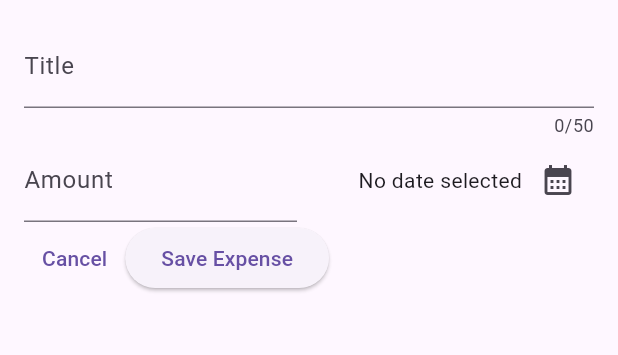
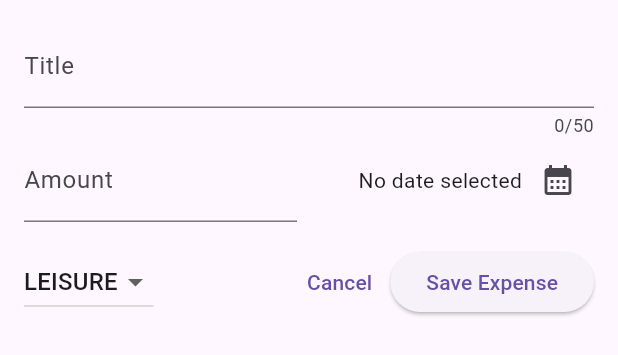
Before and after one commit to tyange/flutter_complete_expense_tracker, a Flutter app: the NewExpense widget shown alone on an empty page, opened directly, on a phone screen of 412 x 824 dp. Shown: the top 355 px of the screen. Run offline on Flutter 3.47's test engine with Material 2 defaults, Android fonts, the phone set to English and light mode, and no system bars.

Commit message:
added dropdown field

```diff
--- a/lib/widgets/new_expense.dart
+++ b/lib/widgets/new_expense.dart
@@ -1,4 +1,5 @@
 import 'package:flutter/material.dart';
+import 'package:flutter_complete_expense_tracker/models/expense.dart';
 import 'package:intl/intl.dart';
 
 final formatter = DateFormat.yMd();
@@ -16,6 +17,7 @@
   final _titleController = TextEditingController();
   final _amountController = TextEditingController();
   DateTime? _selectedDate;
+  Category _selectedCategory = Category.leisure;
 
   void _presentDatePicker() async {
     final now = DateTime.now();
@@ -86,8 +88,30 @@
                 )
               ],
             ),
+            const SizedBox(
+              height: 16,
+            ),
             Row(
               children: [
+                DropdownButton(
+                  value: _selectedCategory,
+                  items: Category.values
+                      .map((category) => DropdownMenuItem(
+                          value: category,
+                          child: Text(
+                            category.name.toUpperCase(),
+                          )))
+                      .toList(),
+                  onChanged: (value) {
+                    if (value == null) {
+                      return;
+                    }
+                    setState(() {
+                      _selectedCategory = value;
+                    });
+                  },
+                ),
+                const Spacer(),
                 TextButton(
                   onPressed: () {
                     Navigator.pop(context);
```
